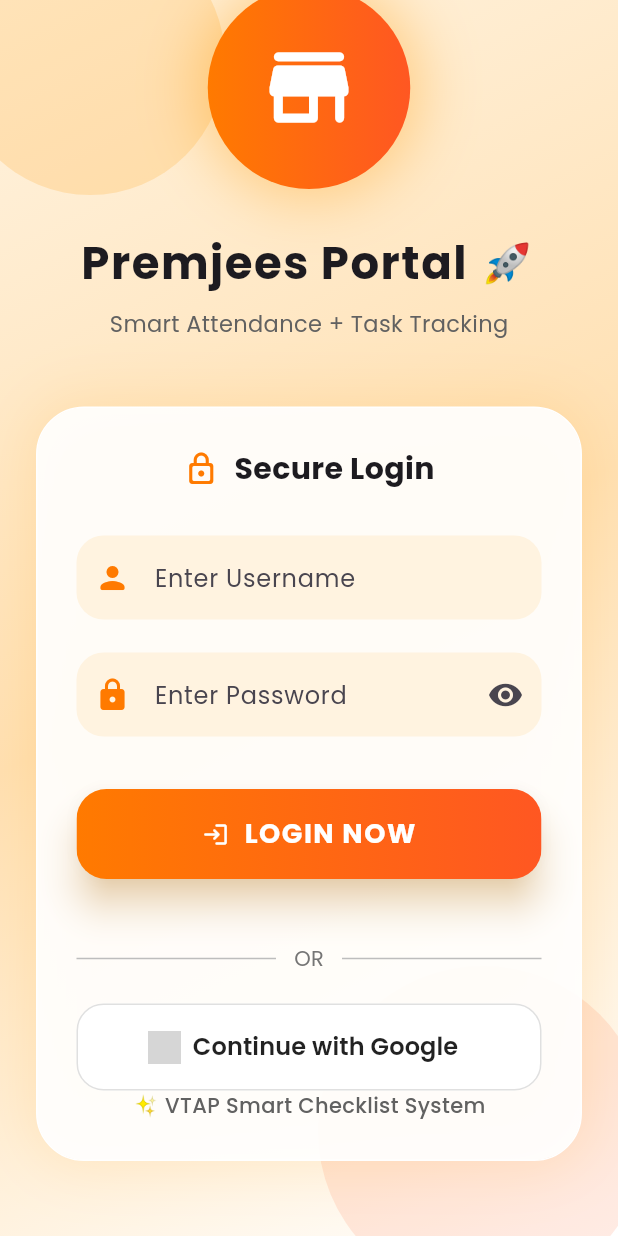
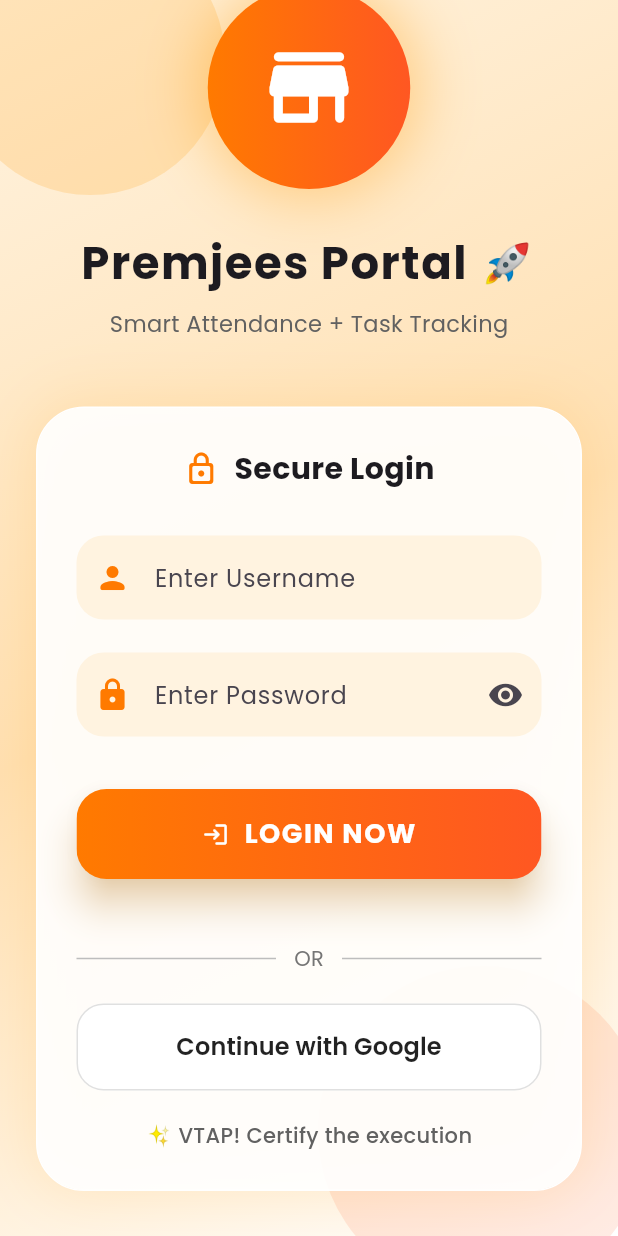
Before and after one commit to mis-premjees-in/vtap, a Flutter app: the screen it shows after launch, scrolled down 59 dp, on a phone screen of 412 x 824 dp. Run offline on Flutter 3.47's test engine with Material 3 defaults, Android fonts, the phone set to English and light mode, and no system bars; drawn by our look-alikes of flutter_animate; our stand-ins replace dio, firebase_auth, firebase_core, flutter_image_compress, geolocator, get and 4 more; accounts and stored records are empty; grey boxes are pictures that could not be loaded.

Commit message:
minor changes done

```diff
--- a/lib/main.dart
+++ b/lib/main.dart
@@ -7,7 +7,6 @@ import 'core/localization/app_translations.dart';
 import 'core/theme/app_theme.dart';
 import 'core/services/notification_service.dart';
 import 'routes/app_pages.dart';
-import 'core/services/google_auth_service.dart';
 import 'package:flutter/foundation.dart';
 import 'package:firebase_auth/firebase_auth.dart';
 
@@ -49,7 +48,7 @@ class MyApp extends StatelessWidget {
   Widget build(BuildContext context) {
     return GetMaterialApp(
       debugShowCheckedModeBanner: false,
-      title: 'Premjees Task Master',
+      title: 'VTAP',
       theme: AppTheme.lightTheme,
       translations: AppTranslations(),
       locale: const Locale('en'),
--- a/lib/modules/auth/views/login_view.dart
+++ b/lib/modules/auth/views/login_view.dart
@@ -329,10 +329,10 @@ class LoginView extends StatelessWidget {
                                   : () {
                                       controller.googleLogin();
                                     },
-                              icon: Image.network(
-                                'https://developers.google.com/identity/images/g-logo.png',
-                                height: 22,
-                              ),
+                              // icon: Image.network(
+                              //   'https://developers.google.com/identity/images/g-logo.png',
+                              //   height: 22,
+                              // ),
                               label: const Text(
                                 "Continue with Google",
                                 style: TextStyle(
@@ -352,11 +352,12 @@ class LoginView extends StatelessWidget {
                               ),
                             ),
                           ),
+                          const SizedBox(height: 20),
 
                           // ================= FOOTER =================
 
                           Text(
-                            "✨ VTAP Smart Checklist System",
+                            "✨ VTAP! Certify the execution",
                             style: TextStyle(
                               color: Colors.grey.shade700,
                               fontWeight: FontWeight.w500,
@@ -364,7 +365,7 @@ class LoginView extends StatelessWidget {
                           ),
                         ],
                       ),
-                    ).animate().fade().slideY(begin: 0.2),
+                    ).animate().fade().slideY(begin: 2),
 
                     const SizedBox(height: 30),
                   ],
```
Also changed, not shown: 2 other files.
